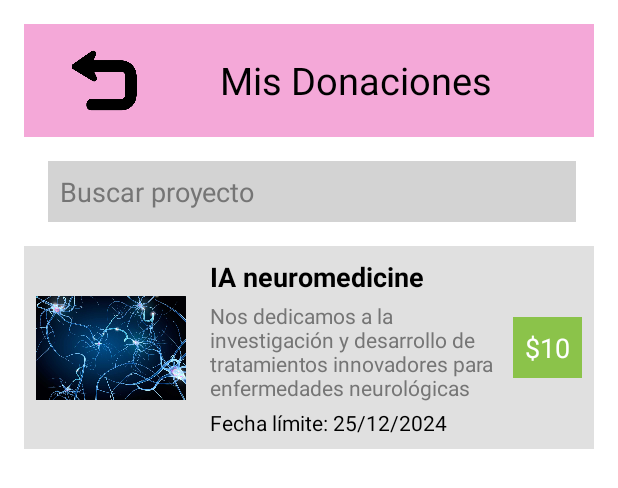
After one commit to Josue-Echeverria/ProyectoAP, an Android app: the layout mis_donaciones.xml on its own in the app's theme, with its tools: preview values and no code run, on a phone screen of 412 x 824 dp. The commit adds this screen. Shown: the top 488 px of the screen. Run offline under Robolectric (Android 15) with nearby library versions, the phone set to English and light mode, and no system bars.

Commit message:
Pantalla mis donaciones
y arreglo verificación

```diff
--- a/HappyBirthday/app/src/main/res/layout/codigo_verificacion.xml
+++ b/HappyBirthday/app/src/main/res/layout/codigo_verificacion.xml
@@ -49,6 +49,8 @@
         android:layout_gravity="center">
 
         <!-- Código de Verificación -->
+
+        <!-- Numeric Keypad -->
         <EditText
             android:id="@+id/verification_code"
             android:layout_width="match_parent"
@@ -59,11 +61,9 @@
             android:hint="Código de verificación"
             android:inputType="number"
             android:maxLength="6"
-            android:text="22222"
             android:textAlignment="center"
             android:textSize="18sp" />
 
-        <!-- Numeric Keypad -->
         <GridLayout
             android:id="@+id/numeric_keypad"
             android:layout_width="wrap_content"
--- /dev/null
+++ b/HappyBirthday/app/src/main/res/layout/mis_donaciones.xml
@@ -0,0 +1,124 @@
+<?xml version="1.0" encoding="utf-8"?>
+<LinearLayout xmlns:android="http://schemas.android.com/apk/res/android"
+    xmlns:app="http://schemas.android.com/apk/res-auto"
+    android:layout_width="match_parent"
+    android:layout_height="match_parent"
+    android:orientation="vertical"
+    android:background="#ffffff"
+    android:padding="16dp">
+
+    <!-- Header with Back Arrow and Title -->
+    <LinearLayout
+        android:layout_width="match_parent"
+        android:layout_height="wrap_content"
+        android:orientation="horizontal"
+        android:background="#F4A8D8"
+        android:padding="16dp">
+
+        <!-- Back Arrow -->
+        <ImageView
+            android:id="@+id/back_arrow"
+            android:layout_width="44dp"
+            android:layout_height="43dp"
+            android:layout_gravity="center_vertical"
+            android:layout_marginStart="15dp"
+            android:contentDescription="Back"
+            android:src="@drawable/flecha_regreso" />
+
+        <!-- Title -->
+        <TextView
+            android:id="@+id/title"
+            android:layout_width="wrap_content"
+            android:layout_height="wrap_content"
+            android:layout_gravity="center_vertical"
+            android:layout_marginStart="55dp"
+            android:text="Mis Donaciones"
+            android:textSize="25sp"
+            android:textColor="#000000" />
+    </LinearLayout>
+
+    <!-- Project Card -->
+    <EditText
+        android:id="@+id/search_project"
+        android:layout_width="352dp"
+        android:layout_height="wrap_content"
+        android:layout_gravity="center_vertical"
+        android:layout_marginStart="16dp"
+        android:layout_marginTop="16dp"
+        android:background="#D3D3D3"
+        android:hint="Buscar proyecto"
+        android:padding="8dp"
+        android:textColor="#000000"
+        android:textColorHint="#757575" />
+
+    <LinearLayout
+        android:layout_width="match_parent"
+        android:layout_height="wrap_content"
+        android:orientation="horizontal"
+        android:background="#E0E0E0"
+        android:padding="8dp"
+        android:layout_marginTop="16dp"
+        >
+
+        <!-- Project Image -->
+
+        <!-- Project Info -->
+        <ImageView
+            android:id="@+id/project_image"
+            android:layout_width="100dp"
+            android:layout_marginTop="10dp"
+            android:layout_height="100dp"
+            android:src="@drawable/neuromedicinePP" />
+
+        <LinearLayout
+            android:layout_width="0dp"
+            android:layout_height="wrap_content"
+            android:orientation="vertical"
+            android:layout_weight="1"
+            android:layout_marginStart="16dp">
+
+            <!-- Project Title -->
+            <TextView
+                android:id="@+id/project_title"
+                android:layout_width="wrap_content"
+                android:layout_height="wrap_content"
+                android:text="IA neuromedicine"
+                android:textSize="18sp"
+                android:textColor="#000000"
+                android:textStyle="bold" />
+
+            <!-- Project Description -->
+            <TextView
+                android:id="@+id/project_description"
+                android:layout_width="wrap_content"
+                android:layout_height="wrap_content"
+                android:text="Nos dedicamos a la investigación y desarrollo de tratamientos innovadores para enfermedades neurológicas"
+                android:textSize="14sp"
+                android:textColor="#757575"
+                android:layout_marginTop="4dp" />
+
+            <!-- Project Deadline -->
+            <TextView
+                android:id="@+id/project_deadline"
+                android:layout_width="wrap_content"
+                android:layout_height="wrap_content"
+                android:text="Fecha límite: 25/12/2024"
+                android:textSize="14sp"
+                android:textColor="#000000"
+                android:layout_marginTop="4dp" />
+        </LinearLayout>
+
+        <!-- Project Price -->
+        <TextView
+            android:id="@+id/project_price"
+            android:layout_width="wrap_content"
+            android:layout_height="wrap_content"
+            android:text="$10"
+            android:textColor="#FFFFFF"
+            android:textSize="18sp"
+            android:background="#8BC34A"
+            android:padding="8dp"
+            android:layout_gravity="center_vertical" />
+    </LinearLayout>
+
+</LinearLayout>
```
Also changed, not shown: HappyBirthday/app/src/main/res/drawable/neuromedicinePP.jpg (added).
